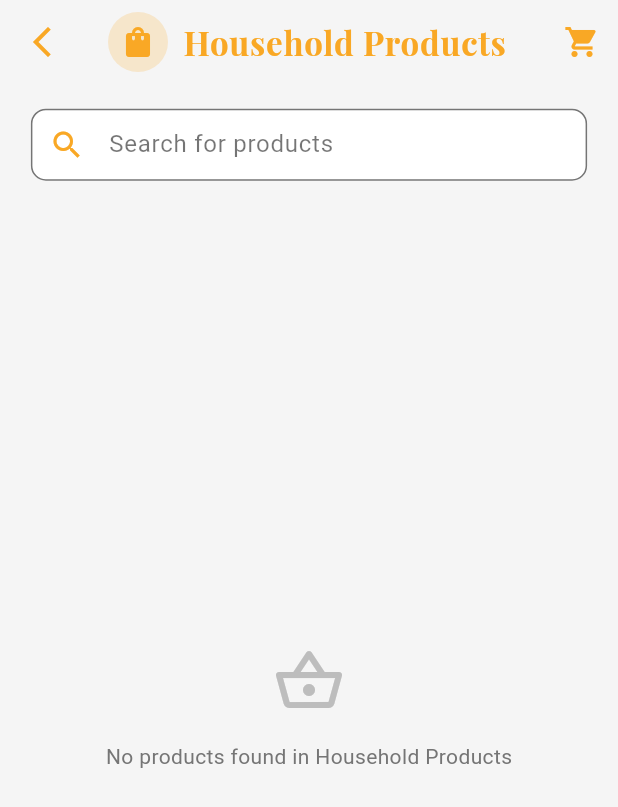
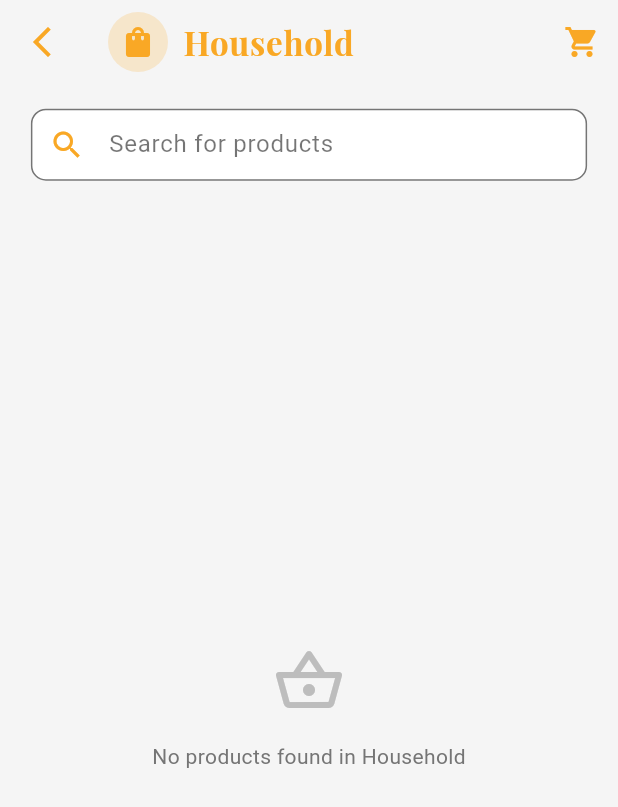
Before and after one commit to igmoiiz/Shop-Ease-Full_Stack, a Flutter app: the screen it shows once a user with an empty profile is signed in, scrolled down 576 dp, after a tap on the "house" icon, on a phone screen of 412 x 824 dp. Shown: the top 807 px of the screen. Run offline on Flutter 3.47's test engine with Material 3 defaults, Android fonts, the light colour scheme and no system bars; our stand-ins replace carousel_slider, cloud_firestore, firebase_core, flutter_markdown, google_fonts, supabase_flutter; accounts and stored records are empty.

Commit message:
Refactor navigation in InterfacePage to streamline category selection
- Updated the navigation for the "Household Products" category to use a more general "Household" category, improving code clarity and consistency.

```diff
--- a/lib/View/Interface/interface.dart
+++ b/lib/View/Interface/interface.dart
@@ -264,9 +264,7 @@ class _InterfacePageState extends State<InterfacePage> {
                 text: "Household Products",
                 onPressed:
                     () => Navigator.of(context).push(
-                      _elegantRoute(
-                        FeaturedProducts(category: "Household Products"),
-                      ),
+                      _elegantRoute(FeaturedProducts(category: "Household")),
                     ),
               ),
               CategoryTile(
```
